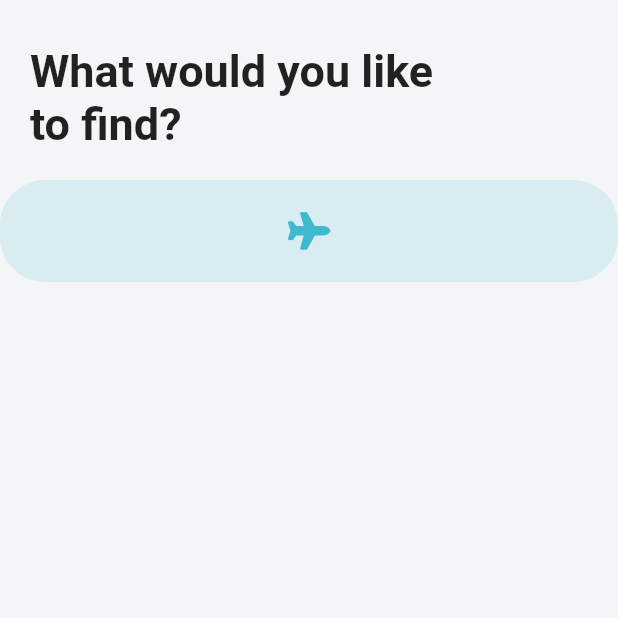
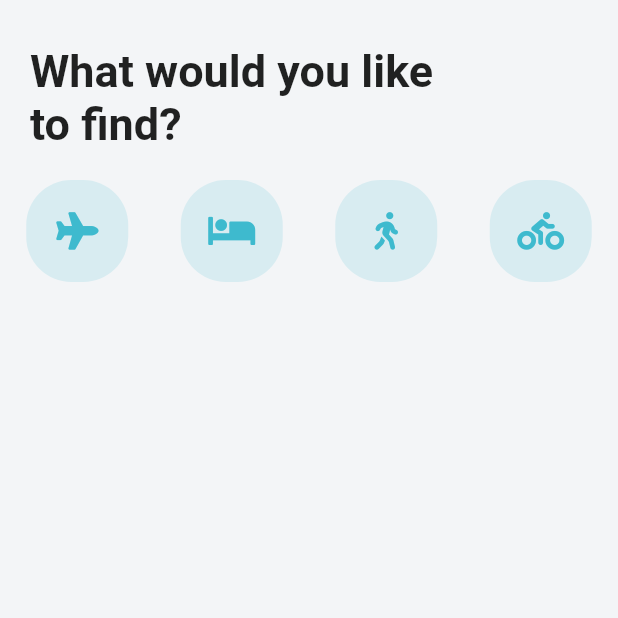
Before and after one commit to anilkris/travel_app, a Flutter app: the screen it shows after launch, on a phone screen of 412 x 824 dp, the top half of it. Run offline on Flutter 3.47's test engine with Material 2 defaults, Android fonts, the phone set to English and light mode, and no system bars; our stand-ins replace font_awesome_flutter.

Commit message:
updated the code

```diff
--- a/lib/homepage.dart
+++ b/lib/homepage.dart
@@ -43,7 +43,13 @@ class _MyHomePageState extends State<MyHomePage> {
           ),
         ),
         SizedBox(height: 20.0),
-        _buildIcon(0)
+        Row(
+            mainAxisAlignment: MainAxisAlignment.spaceAround,
+            children: _icons
+                .asMap()
+                .entries
+                .map((MapEntry entry) => _buildIcon(entry.key))
+                .toList())
       ],
     )));
   }
```
